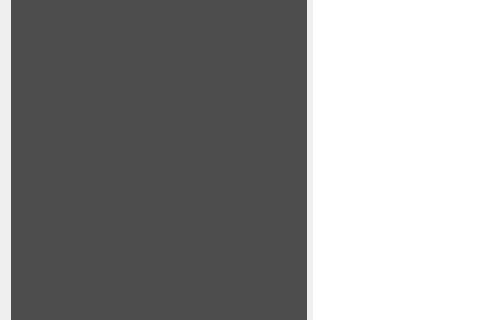
Above: bank/cardwidget.ui from msmahdinejad/Simple-Bank before the change; both pictures show x 0 to 480 and y 93 to 413 of the 624 by 508 pixel window. Below: the same form after it.
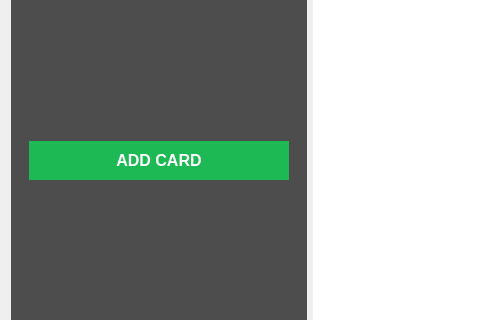
That is the form after the change.

Commit message: newCard compeleted!

```diff
--- a/bank/cardwidget.ui
+++ b/bank/cardwidget.ui
@@ -53,6 +53,35 @@
             </rect>
            </property>
            <layout class="QVBoxLayout" name="verticalLayout_3">
+            <item>
+             <widget class="QPushButton" name="pushButton">
+              <property name="styleSheet">
+               <string notr="true">QPushButton {
+    background-color: #1DB954;
+    color: white;
+    border: none;
+    border-radius: 20px;
+    padding: 10px 20px;
+    font-size: 16px;
+    font-weight: bold;
+    box-shadow: 0 4px 10px rgba(0, 0, 0, 0.1);
+    transition: background-color 0.3s ease;
+}
+
+QPushButton:hover {
+    background-color: #A90707;
+}
+
+QPushButton:pressed {
+    background-color: #0b6623;
+}
+</string>
+              </property>
+              <property name="text">
+               <string>ADD CARD</string>
+              </property>
+             </widget>
+            </item>
             <item>
              <layout class="QVBoxLayout" name="scrollLayOut"/>
             </item>
```
The commit also changes 31 other files.
